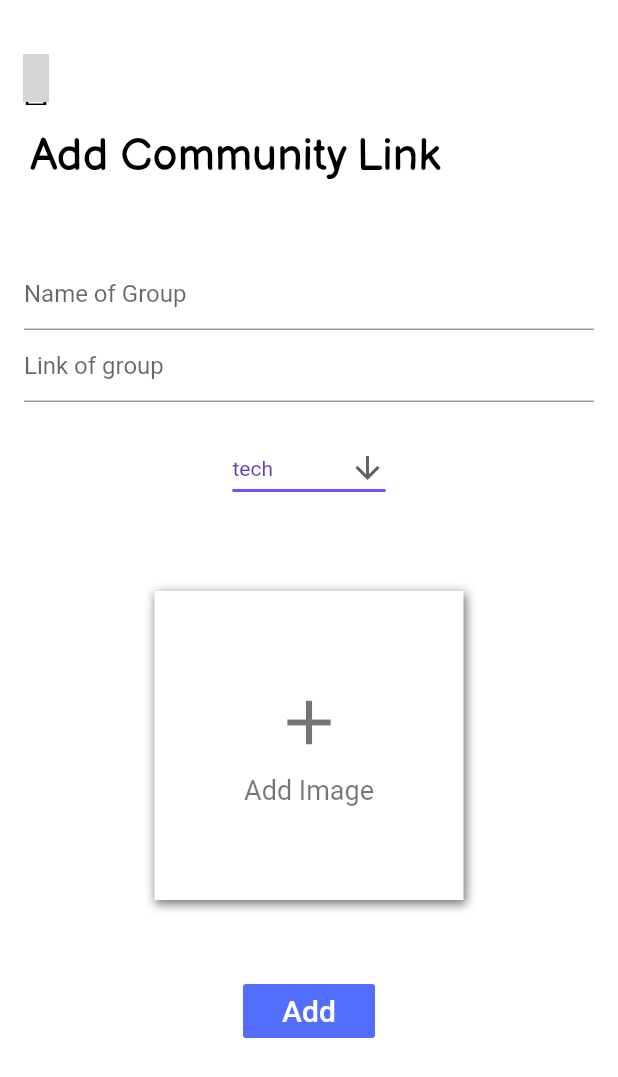
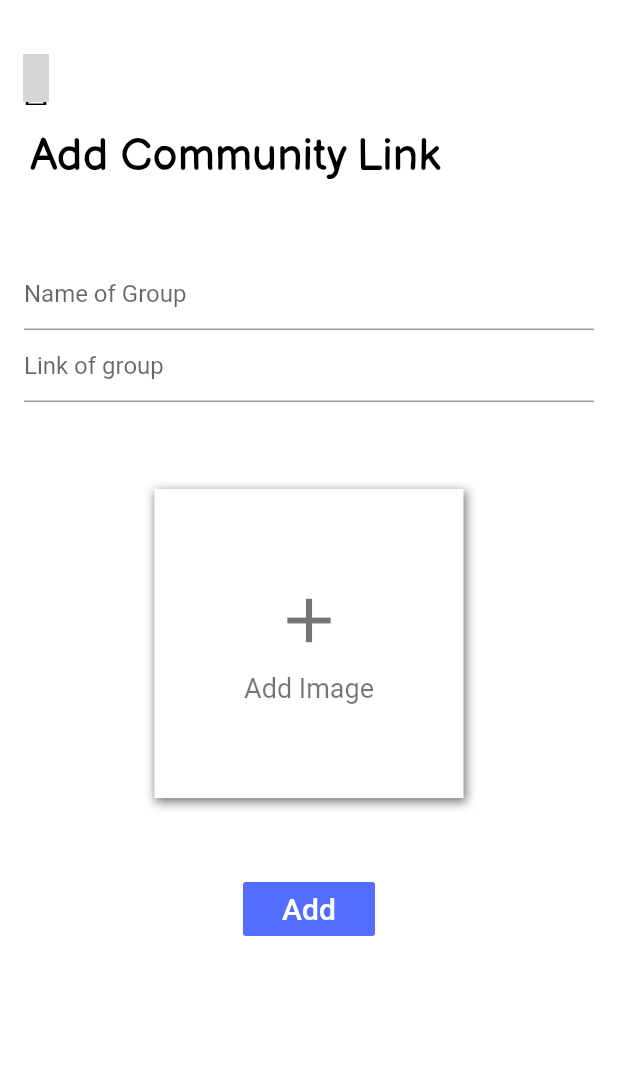
Before and after one commit to ridhi-2801/Connectify, a Flutter app: the AddLinkPage screen opened directly, on a phone screen of 412 x 824 dp. Shown: the top 1077 px of the screen. Run offline on Flutter 3.47's test engine with Material 2 defaults, Android fonts, the phone set to English and light mode, and no system bars; our stand-ins replace clay_containers, cloud_firestore, eva_icons_flutter, firebase_auth, firebase_core, flutter_linkify and 3 more; missing offline and left inert: social_share; accounts and stored records are empty; grey boxes are pictures that could not be loaded.

Commit message:
Merge branch 'master' of C:\Users\aamir\AndroidStudioProjects\GroupLinksApp with conflicts.

```diff
--- a/lib/screens/addLinkPage.dart
+++ b/lib/screens/addLinkPage.dart
@@ -1,8 +1,6 @@
-import 'dart:io';
 import 'package:eva_icons_flutter/eva_icons_flutter.dart';
 import 'package:flutter/material.dart';
 import 'package:flutter_app/constants.dart';
-import 'package:flutter_app/dropDown.dart';
 import 'package:image_picker/image_picker.dart';
 
 class AddLinkPage extends StatefulWidget {
@@ -14,9 +12,7 @@ class _AddLinkPageState extends State<AddLinkPage> {
 //  late File _image=;
 
   final formKey = new GlobalKey<FormState>();
-
   late String _myActivity;
-
   late String _myActivityResult;
 
   @override
@@ -96,17 +92,19 @@ class _AddLinkPageState extends State<AddLinkPage> {
   @override
   Widget build(BuildContext context) {
     return Scaffold(
-        backgroundColor: baseColor,
+        backgroundColor: isDark ? darkModeColor : baseColor,
         body: Padding(
             padding: const EdgeInsets.only(top: 18.0),
-            child: ListView(children: [
+            child:
+                ListView(
+                    children: [
               Padding(
                 padding: const EdgeInsets.only(top: 10.0),
                 child: Align(
                   alignment: Alignment.topLeft,
                   child: IconButton(
-                    icon:
-                        Icon(EvaIcons.close, size: 40.0, color: darkModeColor),
+                    icon: Icon(EvaIcons.close,
+                        size: 40.0, color: darkModeColor),
                     onPressed: () {
                       Navigator.pop(context);
                     },
@@ -118,14 +116,16 @@ class _AddLinkPageState extends State<AddLinkPage> {
                 child: Text(
                   'Add Community Link',
                   style: TextStyle(
-                      color: darkModeColor,
+                      color: isDark ? baseColor : darkModeColor,
                       fontSize: 30.0,
                       fontFamily: 'BalsamiqSans'),
                 ),
               ),
               Padding(
-                  padding: const EdgeInsets.only(left: 16, right: 16, top: 50),
-                  child: Column(children: [
+                padding: const EdgeInsets.only(left: 16,right: 16,top: 50),
+                child: Column(
+
+                  children: [
                     TextFormField(
                       decoration: const InputDecoration(
                         hintText: 'Name of Group',
@@ -136,8 +136,52 @@ class _AddLinkPageState extends State<AddLinkPage> {
                         hintText: 'Link of group',
                       ),
                     ),
-                    SizedBox(height: 20,),
-                    DropDown(),
+//                      Form(
+//                        key: formKey,
+//                        child: DropDownFormField(
+//                          hintText: 'Group Genre',
+//                          filled: false,
+//                          value: _myActivity,
+//                          onSaved: (value) {
+//                            setState(() {
+//                              _myActivity = value;
+//                            });
+//                          },
+//                          onChanged: (value) {
+//                            setState(() {
+//                              _myActivity = value;
+//                            });
+//                          },
+//                          dataSource: [
+//                            {
+//                              "display": "Reader's Choice",
+//                              "value": "Reader's Choice",
+//                            },
+//                            {
+//                              "display": "Tech",
+//                              "value": "Tech",
+//                            },
+//                            {
+//                              "display": "Gamers",
+//                              "value": "Gamers",
+//                            },
+//                            {
+//                              "display": "Youtube Promotion",
+//                              "value": "Youtube Promotion",
+//                            },
+//                            {
+//                              "display": "Art n Craft",
+//                              "value": "Art n Craft",
+//                            },
+//                            {
+//                              "display": "News Lovers",
+//                              "value": "News Lovers",
+//                            },
+//                          ],
+//                          textField: 'display',
+//                          valueField: 'value',
+//                        ),
+//                      ),
                     Padding(
                       padding: const EdgeInsets.only(top: 58.0),
                       child: GestureDetector(
@@ -145,8 +189,8 @@ class _AddLinkPageState extends State<AddLinkPage> {
                           _showPicker(context);
                         },
                         child: Container(
-                          height: MediaQuery.of(context).size.height / 4,
-                          width: MediaQuery.of(context).size.width / 2,
+                          height: MediaQuery.of(context).size.height/4,
+                          width: MediaQuery.of(context).size.width/2,
                           decoration: BoxDecoration(
                             boxShadow: [
                               BoxShadow(
@@ -177,7 +221,7 @@ class _AddLinkPageState extends State<AddLinkPage> {
 ////                                      fit: BoxFit.fill,
 ////                                    ),
 ////                                  )
-                              child: Column(
+                              child:  Column(
                                 mainAxisAlignment: MainAxisAlignment.center,
                                     crossAxisAlignment: CrossAxisAlignment.center,
                                     children: [
@@ -192,15 +236,19 @@ class _AddLinkPageState extends State<AddLinkPage> {
                                       Text(
                                         "Add Image",
                                         style: TextStyle(
-                                          color: Colors.black54, fontSize: 18),
+                                            color: Colors.black54,
+                                            fontSize: 18),
                                       ),
+
+
                                     ])),
                         ),
+
+
+
                 ),
               ),
-                    SizedBox(
-                      height: 50,
-                    ),
+                    SizedBox(height: 50,),
                     FlatButton(
                       color: Colors.indigoAccent,
                       child: Text(
@@ -212,7 +260,9 @@ class _AddLinkPageState extends State<AddLinkPage> {
                         Navigator.pop(context);
                       },
                     ),
-                  ]))
-            ])));
+            ]
+                )
+              )])
+        ));
   }
 }
```
Also changed, not shown: lib/categoriesCard.dart (added). Lines whose indentation alone changed are shown as unchanged.
